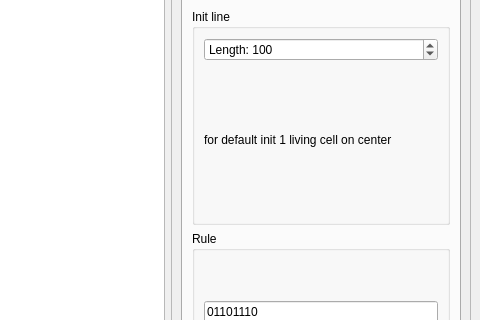
Qt form mainwindow.ui (DOCtorKamski/ElementaryCellularAutomaton) before a commit; both pictures show x 320 to 800 and y 102 to 422 of the 800 by 600 pixel window.
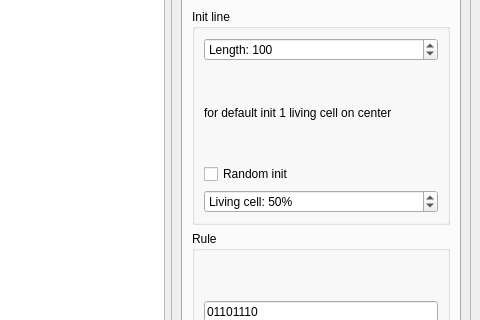
The same form after that commit.

Commit message: add ability make init line by random

What changed in the file:
```diff
--- a/mainwindow.ui
+++ b/mainwindow.ui
@@ -129,6 +129,29 @@
                 </property>
                </widget>
               </item>
+              <item>
+               <widget class="QCheckBox" name="checkBox_initRandom">
+                <property name="text">
+                 <string>Random init</string>
+                </property>
+               </widget>
+              </item>
+              <item>
+               <widget class="QSpinBox" name="spinBox_initLivingProcent">
+                <property name="suffix">
+                 <string>%</string>
+                </property>
+                <property name="prefix">
+                 <string>Living cell: </string>
+                </property>
+                <property name="maximum">
+                 <number>100</number>
+                </property>
+                <property name="value">
+                 <number>50</number>
+                </property>
+               </widget>
+              </item>
              </layout>
             </widget>
            </item>
```
The commit also changes 1 other file.
